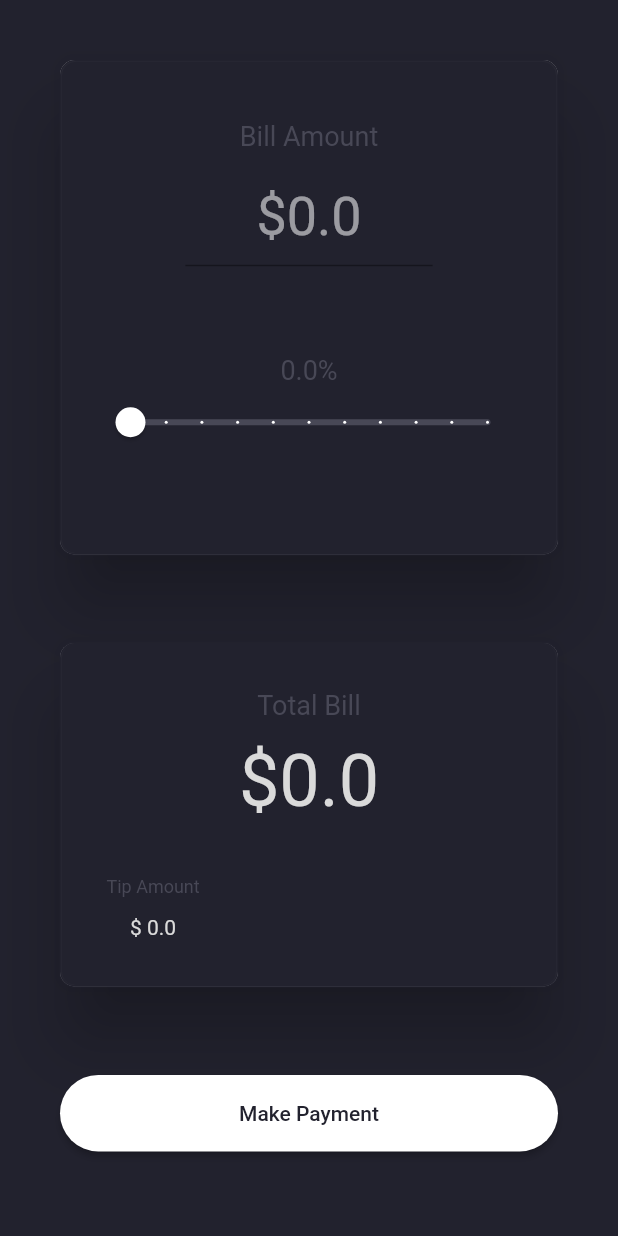
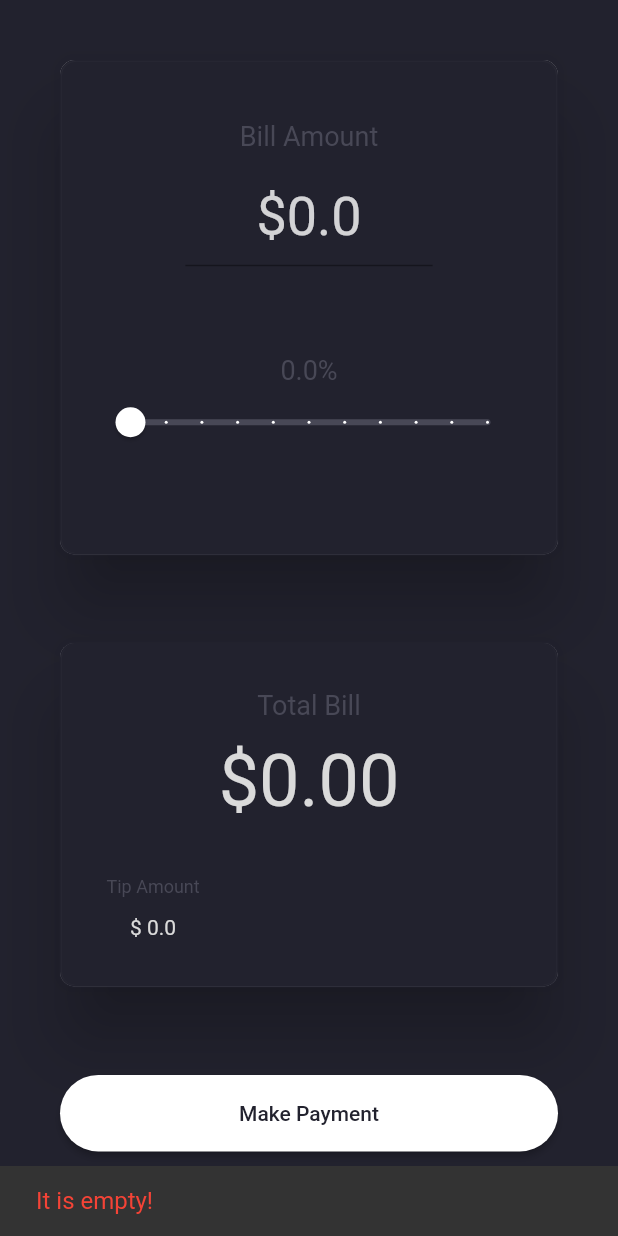
Before and after one commit to CynthiaPeter/Tip-Calculator, a Flutter app: the CalculatorUi screen opened directly, after a tap on "Make Payment", on a phone screen of 412 x 824 dp. Run offline on Flutter 3.47's test engine with Material 2 defaults, Android fonts, the phone set to English and light mode, and no system bars; our stand-ins replace flare_flutter.

Commit message:
got the UI done

```diff
--- a/lib/Ui/calculatorpage.dart
+++ b/lib/Ui/calculatorpage.dart
@@ -1,4 +1,6 @@
 import 'package:flutter/material.dart';
+import './confirmationpage.dart';
+import 'package:intl/intl.dart';
 
 class CalculatorUi extends StatefulWidget {
   @override
@@ -6,9 +8,10 @@ class CalculatorUi extends StatefulWidget {
 }
 
 class _CalculatorUiState extends State<CalculatorUi> {
+  final oCcy = NumberFormat("#,##0.00", "en_US");
   double _editableTipPercentage = 0.0;
   double _editableBill = 0.0;
-  double _totalBill = 0.0;
+  String _totalBill = '0.00';
   double totalTip = 0.0;
 
   @override
@@ -57,7 +60,6 @@ class _CalculatorUiState extends State<CalculatorUi> {
                           Container(
                             width: MediaQuery.of(context).size.width * 0.4,
                             child: TextField(
-
                               keyboardType: TextInputType.numberWithOptions(
                                   decimal: true),
                               style: TextStyle(
@@ -71,7 +73,7 @@ class _CalculatorUiState extends State<CalculatorUi> {
                                 hintText: ('\$0.0'),
                                 hintStyle: TextStyle(
                                   fontSize: 36,
-                                  color: Color.fromRGBO(255, 255, 255, 0.55),
+                                  color: Color.fromRGBO(255, 255, 255, 0.80),
                                 ),
                               ),
                               onChanged: (String value) {
@@ -110,8 +112,11 @@ class _CalculatorUiState extends State<CalculatorUi> {
                                   _editableTipPercentage = tipValue;
 
                                   calculateTotalTip(
-                                   _totalBill, _editableTipPercentage, _editableBill, );
-                                  // calculateTotalBill(_editableBill, totalTip);
+                                    double.tryParse(_totalBill),
+                                    _editableTipPercentage,
+                                    //_editableBill,
+                                  );
+                                  calculateTotalBill(_editableBill, totalTip);
                                 });
                               },
                             )
@@ -127,7 +132,7 @@ class _CalculatorUiState extends State<CalculatorUi> {
               borderRadius: BorderRadius.circular(10),
               child: Container(
                 width: MediaQuery.of(context).size.width * 0.8,
-               // height: MediaQuery.of(context).size.height * 0.3,
+                // height: MediaQuery.of(context).size.height * 0.3,
                 decoration: BoxDecoration(
                   borderRadius: BorderRadius.circular(10),
                   color: Colors.transparent,
@@ -203,8 +208,31 @@ class _CalculatorUiState extends State<CalculatorUi> {
                 shape: RoundedRectangleBorder(
                   borderRadius: BorderRadius.circular(100),
                 ),
-                onPressed: () {},
-                child: Text("Make Payment", style: TextStyle(color: Color(0XFF22222E),),),
+                onPressed: () {
+                  if (_editableTipPercentage == 0.0 &&
+                      _editableBill == 0.0 &&
+                      totalTip == 0.0) {
+                    final snackBar = SnackBar(
+                        content: Text('It is empty!',
+                            style: TextStyle(color: Colors.red, fontSize: 16)));
+
+                    // Find the ScaffoldMessenger in the widget tree
+                    // and use it to show a SnackBar.
+                    ScaffoldMessenger.of(context).showSnackBar(snackBar);
+                  } else {
+                    Navigator.push(
+                      context,
+                      MaterialPageRoute(
+                          builder: (context) => ConfirmationPage()),
+                    );
+                  }
+                },
+                child: Text(
+                  "Make Payment",
+                  style: TextStyle(
+                    color: Color(0XFF22222E),
+                  ),
+                ),
               ),
             )
           ],
@@ -217,18 +245,19 @@ class _CalculatorUiState extends State<CalculatorUi> {
   calculateTotalTip(
     double totalBill,
     double editableTipPercentage,
-    double editableBill
+    // double editableBill
   ) {
     setState(() {
-      totalTip = (totalBill * editableTipPercentage) / 100;
-      _totalBill = editableBill + totalTip;
+      // _totalBill = editableBill + totalTip;
+      totalTip = (_editableBill * editableTipPercentage) / 100;
     });
   }
 
-  // calculateTotalBill(double editableBill, double totalTip) {
-  //   setState(() {
-  //     _totalBill = _editableBill + totalTip;
-  //   });
-  // }
+  calculateTotalBill(double editableBill, double totalTip) {
+    var bill = _editableBill + totalTip;
 
+    setState(() {
+      _totalBill = oCcy.format(bill);
+    });
+  }
 }
--- a/pubspec.yaml
+++ b/pubspec.yaml
@@ -23,11 +23,13 @@ environment:
 dependencies:
   flutter:
     sdk: flutter
+  flare_flutter: ^2.0.6
 
 
   # The following adds the Cupertino Icons font to your application.
   # Use with the CupertinoIcons class for iOS style icons.
   cupertino_icons: ^1.0.1
+  intl: any
 
 dev_dependencies:
   flutter_test:
```
Also changed, not shown: lib/Ui/confirmationpage.dart (added, +78 -0 lines), pubspec.lock, 1 other file.
